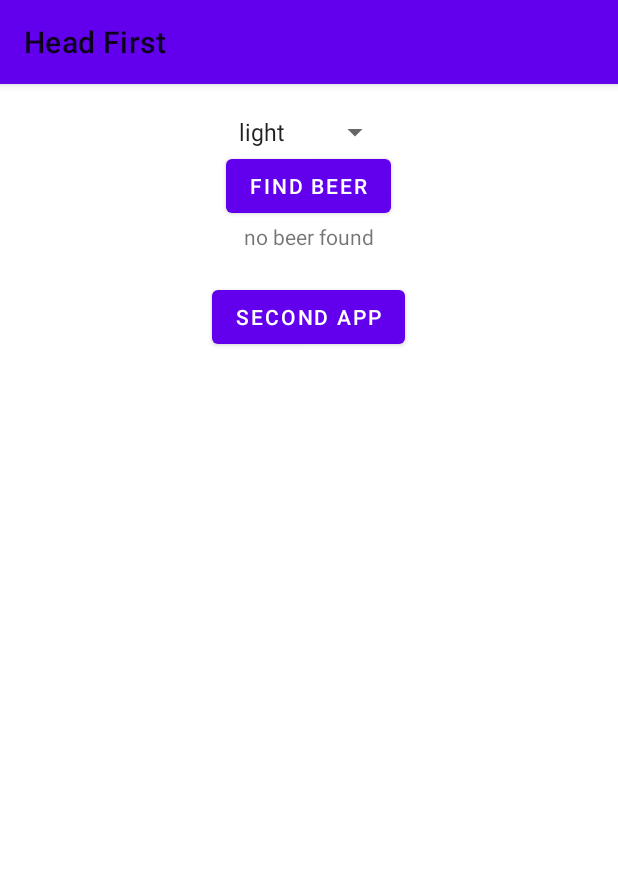
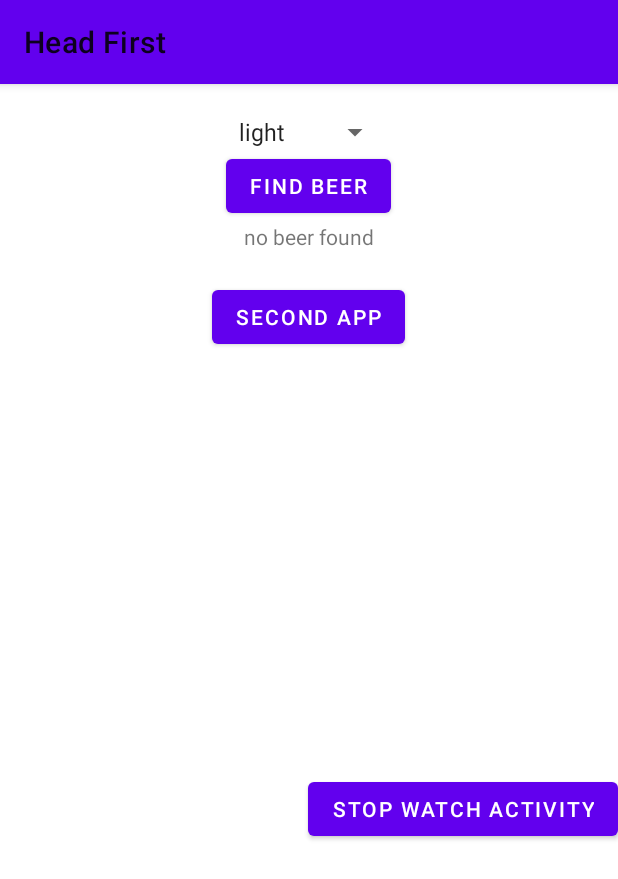
Before and after one commit to aliakbar1111/Stop-Watch-App, an Android app: the screen it shows after launch (MainActivity), on a phone screen of 412 x 824 dp. Shown: the top 879 px of the screen. Run offline under Robolectric (Android 15) with nearby library versions, the phone set to English and light mode, and no system bars.

Commit message:
lifecycle added

```diff
--- a/app/src/main/java/com/iqama/headfirst/MainActivity.java
+++ b/app/src/main/java/com/iqama/headfirst/MainActivity.java
@@ -9,6 +9,8 @@ import android.widget.Button;
 import android.widget.Spinner;
 import android.widget.TextView;
 
+import com.iqama.headfirst.databinding.ActivityMainBinding;
+
 import java.util.ArrayList;
 
 
@@ -18,22 +20,32 @@ public class MainActivity extends AppCompatActivity {
     TextView brands;
     Button button;
     Button second_app;
+    ActivityMainBinding binding;
 
     @Override
     protected void onCreate(Bundle savedInstanceState) {
         super.onCreate(savedInstanceState);
-        setContentView(R.layout.activity_main);
+        binding = ActivityMainBinding.inflate(getLayoutInflater());
+        View view = binding.getRoot();
+        setContentView(view);
 
         color = findViewById(R.id.spinner);
         brands = findViewById(R.id.textId);
         button = findViewById(R.id.find_beer);
-        second_app = (Button) findViewById(R.id.seconApp);
+        second_app =  findViewById(R.id.seconApp);
 
         second_app.setOnClickListener(new View.OnClickListener() {
             @Override
             public void onClick(View v) {
 
                 Intent intent = new Intent(MainActivity.this,CrateMassageActivity.class);
+                startActivity(intent);
+            }
+        });
+        binding.goToStopWatchBtn.setOnClickListener(new View.OnClickListener() {
+            @Override
+            public void onClick(View view) {
+                Intent intent = new Intent(MainActivity.this, StopWatch.class);
                 startActivity(intent);
             }
         });
--- a/app/src/main/java/com/iqama/headfirst/StopWatch.java
+++ b/app/src/main/java/com/iqama/headfirst/StopWatch.java
@@ -85,7 +85,6 @@ public class StopWatch extends AppCompatActivity {
 
     @Override
     protected void onSaveInstanceState(@NonNull Bundle outState) {
-
         outState.putInt("second",seconds);
         outState.putBoolean("running",isRunning);
         super.onSaveInstanceState(outState);
--- a/app/src/main/res/layout/activity_main.xml
+++ b/app/src/main/res/layout/activity_main.xml
@@ -41,7 +41,14 @@
     android:layout_gravity="center_horizontal"
     android:text="@string/second_app"
     android:id="@+id/seconApp"
-
     />
+    <Button
+        android:id="@+id/go_to_stopWatch_btn"
+        android:layout_width="wrap_content"
+        android:layout_height="wrap_content"
+        android:text="Stop Watch Activity"
+        android:layout_gravity="bottom|end"
+        android:layout_marginTop="280dp"
+        />
 
 </LinearLayout>
```
